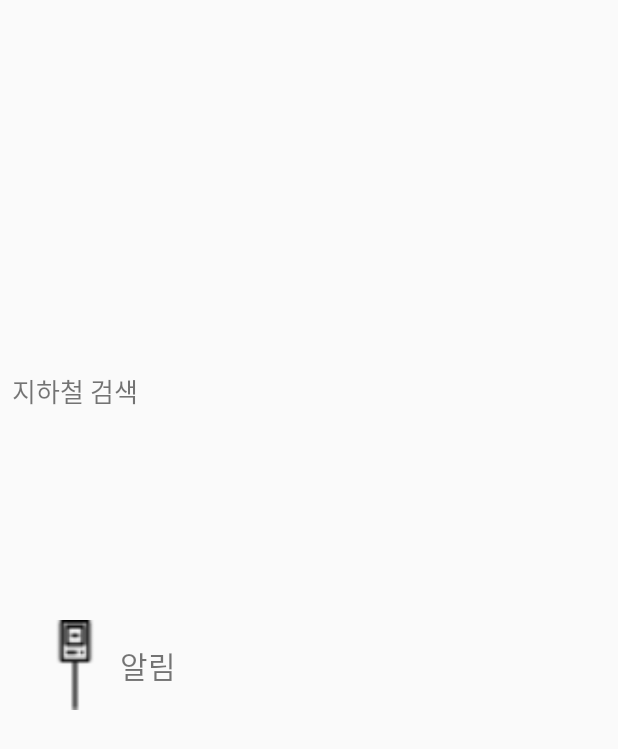
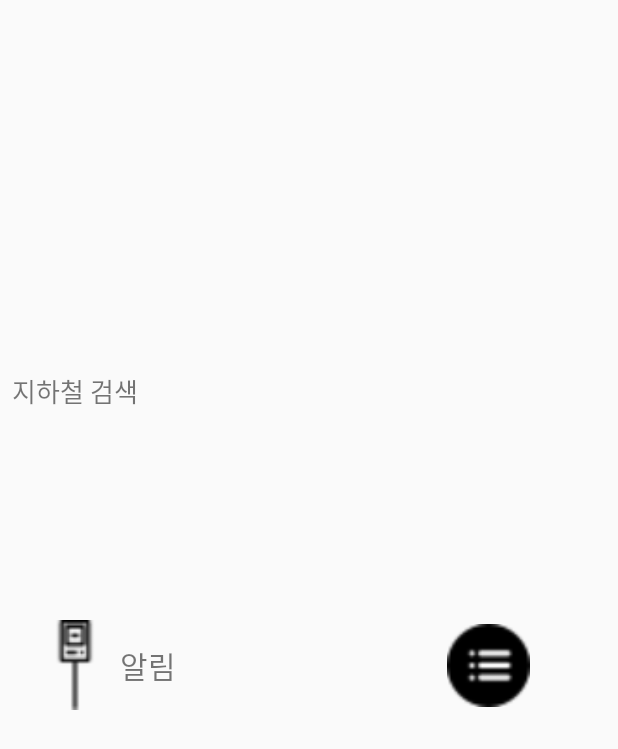
Before and after one commit to uni3621/nabi, an Android app: the TrafficActivity screen opened directly, with no data from a screen before it, on a phone screen of 412 x 824 dp. Shown: the top 749 px of the screen. Run offline under Robolectric (Android 15) with nearby library versions, the phone set to English and light mode, and no system bars.

Commit message:
no message

```diff
--- a/app/src/main/res/layout/activity_traffic.xml
+++ b/app/src/main/res/layout/activity_traffic.xml
@@ -71,7 +71,7 @@
 
         <LinearLayout
             android:id="@+id/alarm"
-            android:layout_width="match_parent"
+            android:layout_width="98dp"
             android:layout_height="match_parent"
             android:orientation="horizontal">
 
@@ -92,7 +92,7 @@
         </LinearLayout>
 
         <Space
-            android:layout_width="185dp"
+            android:layout_width="180dp"
             android:layout_height="match_parent" />
 
         <ImageButton
```
